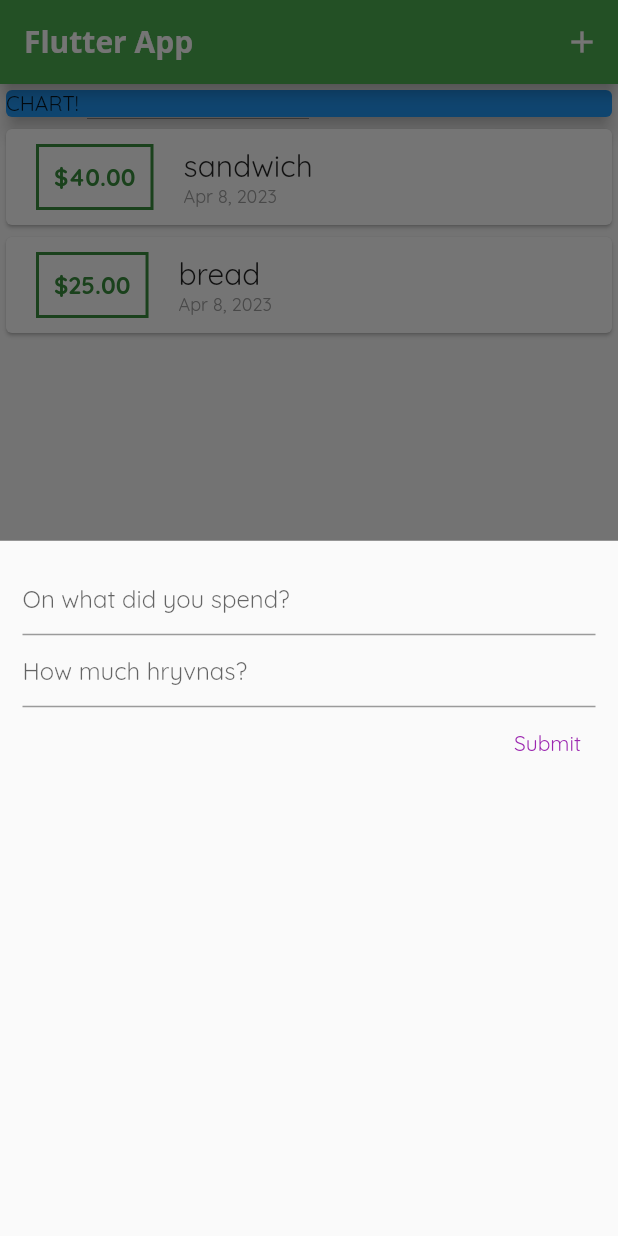
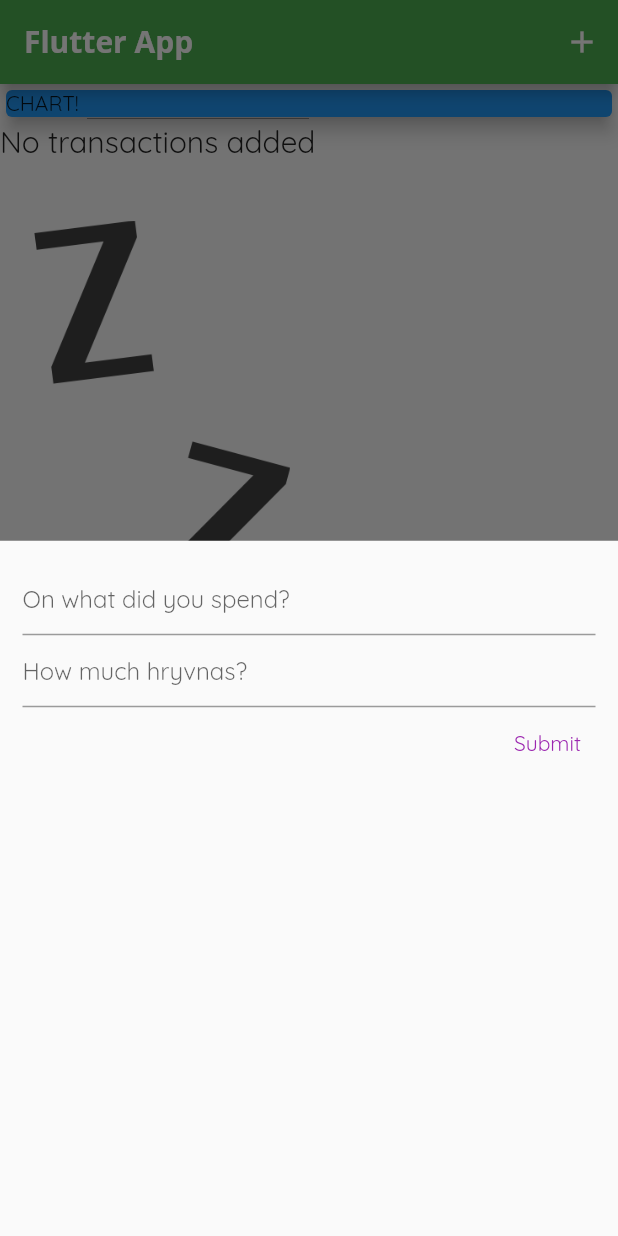
Before and after one commit to YulianMaks/finance_tracker, a Flutter app: the screen it shows after launch, after a tap on the "add" icon, on a phone screen of 412 x 824 dp. Run offline on Flutter 3.47's test engine with Material 2 defaults, Android fonts, the phone set to English and light mode, and no system bars.

Commit message:
BG image, start of chart wgt

```diff
--- /dev/null
+++ b/lib/chart.dart
@@ -0,0 +1,12 @@
+import 'package:flutter/src/foundation/key.dart';
+import 'package:flutter/src/widgets/framework.dart';
+import 'package:flutter/material.dart';
+
+@override
+Widget build(BuildContext context) {
+  return const Card(
+    elevation: 6,
+    margin: EdgeInsets.all(20),
+    child: ,
+  );
+}
--- a/lib/main.dart
+++ b/lib/main.dart
@@ -34,18 +34,18 @@ class MyHomePage extends StatefulWidget {
 
 class _MyHomePageState extends State<MyHomePage> {
   final List<Transaction> _userTransactions = [
-    Transaction(
-      id: 't1',
-      name: 'sandwich',
-      amount: 40,
-      date: DateTime.now(),
-    ),
-    Transaction(
-      id: 't2',
-      name: 'bread',
-      amount: 25,
-      date: DateTime.now(),
-    ),
+    // Transaction(
+    //   id: 't1',
+    //   name: 'sandwich',
+    //   amount: 40,
+    //   date: DateTime.now(),
+    // ),
+    // Transaction(
+    //   id: 't2',
+    //   name: 'bread',
+    //   amount: 25,
+    //   date: DateTime.now(),
+    // ),
   ];
 
   void _addNewTransation(String name, double amount) {
--- a/lib/transaction_list.dart
+++ b/lib/transaction_list.dart
@@ -15,14 +15,34 @@ class TransactionList extends StatelessWidget {
   Widget build(BuildContext context) {
     return Container(
       height: 500,
-      child: ListView.builder(
+      child: transactions.isEmpty
+          ? Column(
+              children: [
+                Text(
+                  'No transactions added',
+                  style: Theme.of(context).textTheme.headline6,
+                ),
+                SizedBox(
+                  height: 40,
+                ),
+                Container(
+                  height: 400,
+                  child: Image.asset(
+                    'assets/images/waiting.png',
+                    fit: BoxFit.cover,
+                  ),
+                )
+              ],
+            )
+          : ListView.builder(
               itemBuilder: (context, index) {
                 return Card(
                   child: Row(
                     //mainAxisAlignment: MainAxisAlignment.start,
                     children: [
                       Container(
-                  margin: EdgeInsets.symmetric(vertical: 10, horizontal: 20),
+                        margin:
+                            EdgeInsets.symmetric(vertical: 10, horizontal: 20),
                         decoration: BoxDecoration(
                             border: Border.all(
                           color: Theme.of(context).primaryColorDark,
--- a/pubspec.yaml
+++ b/pubspec.yaml
@@ -60,8 +60,8 @@ flutter:
   uses-material-design: true
 
   # To add assets to your application, add an assets section, like this:
-  # assets:
-  #   - images/a_dot_burr.jpeg
+  assets:
+    - assets/images/waiting.png
   #   - images/a_dot_ham.jpeg
 
   # An image asset can refer to one or more resolution-specific "variants", see
```
Also changed, not shown: assets/images/waiting.png (added). Lines whose indentation alone changed are shown as unchanged.
